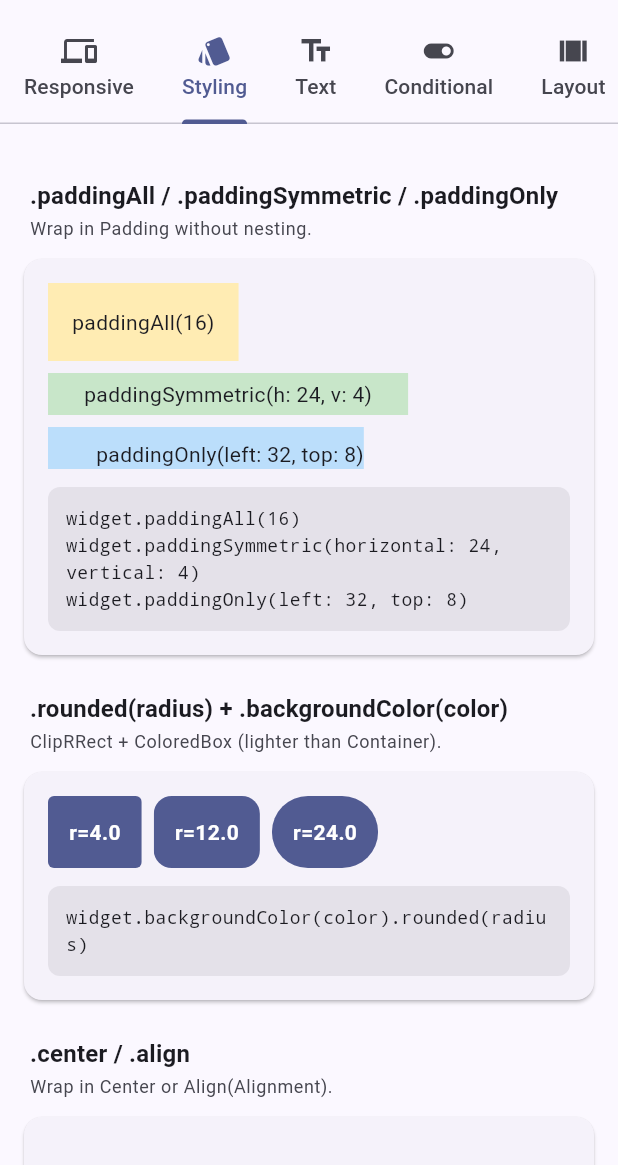
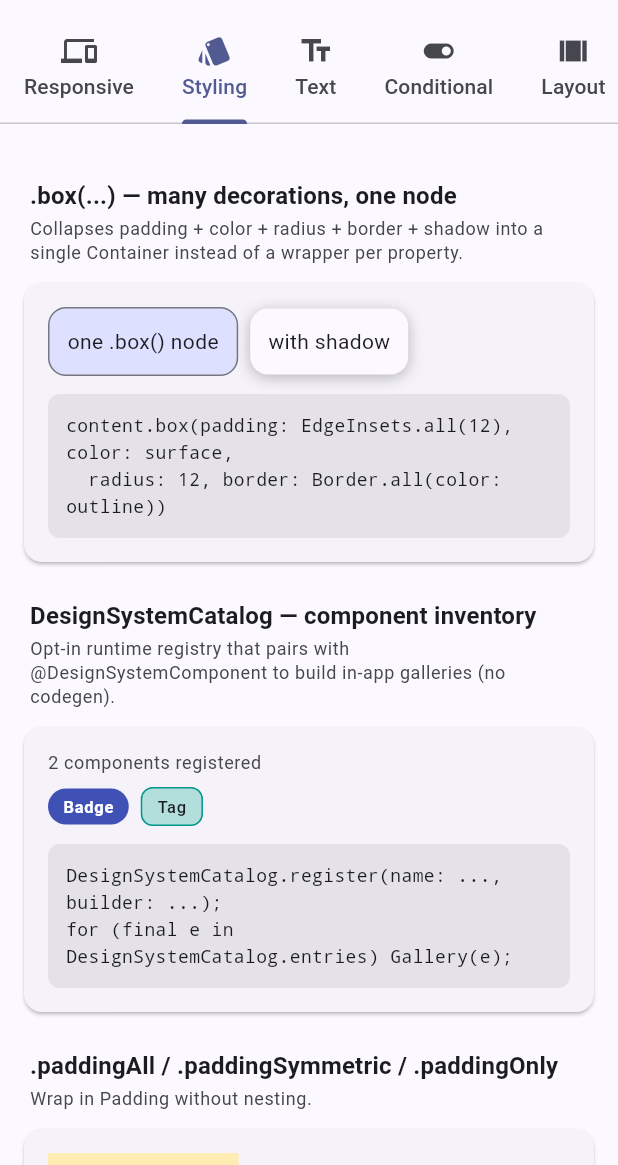
Before and after one commit to hardy716/flutter_dsl, a Flutter app: the screen it shows after launch, tab 2 chosen, on a phone screen of 412 x 824 dp, the part 71-1236 px from its top. Run offline on Flutter 3.47's test engine with Material 3 defaults, Android fonts, the phone set to English and light mode, and no system bars.

Commit message:
docs(example): showcase .box, design tokens, and catalog; refresh demo media
Wrap the example in DesignTokensScope and register catalog components; add demo
cards for .box(), a token+.box+Responsive.value card (visible in the GIF), and a
DesignSystemCatalog mini-gallery (visible in the Styling screenshot). Move the
"Why flutter_dsl?" section to the top and rewrite it around flutter_dsl's own
USP without naming competitors. Re-capture doc/demo.gif and doc/tab_styling.png.

Co-Authored-By: Claude Opus 4.7 (1M context) <noreply@anthropic.com>

```diff
--- a/example/lib/main.dart
+++ b/example/lib/main.dart
@@ -8,7 +8,38 @@
 import 'package:flutter/material.dart';
 import 'package:flutter_dsl/flutter_dsl.dart';
 
-void main() => runApp(const FlutterDslShowcase());
+void main() {
+  _registerShowcaseComponents();
+  runApp(const FlutterDslShowcase());
+}
+
+// Pairs with `@DesignSystemComponent`: registering components makes them
+// enumerable at runtime (e.g. to render an in-app gallery) — no codegen.
+void _registerShowcaseComponents() {
+  DesignSystemCatalog.register(
+    name: 'Badge',
+    category: 'feedback',
+    builder: (context) => 'Badge'
+        .labelSmall(context)
+        .fontWeight(FontWeight.bold)
+        .textColor(Colors.white)
+        .box(
+          padding: const EdgeInsets.symmetric(horizontal: 10, vertical: 4),
+          color: Colors.indigo,
+          radius: 999,
+        ),
+  );
+  DesignSystemCatalog.register(
+    name: 'Tag',
+    category: 'feedback',
+    builder: (context) => 'Tag'.labelSmall(context).box(
+          padding: const EdgeInsets.symmetric(horizontal: 10, vertical: 4),
+          color: Colors.teal.shade100,
+          radius: 8,
+          border: Border.all(color: Colors.teal),
+        ),
+  );
+}
 
 class FlutterDslShowcase extends StatelessWidget {
   const FlutterDslShowcase({super.key});
@@ -22,18 +53,21 @@ class FlutterDslShowcase extends StatelessWidget {
         colorScheme: ColorScheme.fromSeed(seedColor: Colors.indigo),
         useMaterial3: true,
       ),
-      // Wrap once so every descendant can call Responsive.* / .onMobile /
-      // .hideOnDesktop / .responsive / etc.
-      builder: (context, child) => ResponsiveScope(child: child!),
+      // Wrap once near the root: design tokens + the responsive scope (the
+      // single source of truth for breakpoints) for every descendant.
+      builder: (context, child) => DesignTokensScope(
+        tokens: const DesignTokens(),
+        child: ResponsiveScope(child: child!),
+      ),
       home: const ShowcasePage(),
     );
   }
 }
 
-/// `@ResponsiveView` is a declarative marker; pairing it with
-/// [ResponsiveStatelessWidget] makes the declared `breakpoints` take effect —
-/// the base class auto-wraps the subtree in a [ResponsiveScope] and forwards
-/// the current [ScreenSize] to [buildResponsive].
+/// `@ResponsiveView` is a documentation-only marker; pairing it with
+/// [ResponsiveStatelessWidget] makes the subtree resolve the current
+/// [ScreenSize] from the ambient [ResponsiveScope] (configured once at the app
+/// level) and forward it to [buildResponsive].
 @ResponsiveView()
 @DesignSystemComponent(name: 'ShowcasePage', category: 'screens')
 class ShowcasePage extends ResponsiveStatelessWidget {
@@ -194,6 +228,36 @@ class _ResponsiveTab extends StatelessWidget {
                         '/ extraLarge.')
                     .bodySmall(context),
           ),
+        ),
+        const _SectionHeader(
+          title: 'v1.1.0 · design tokens + .box + responsive',
+          description:
+              'A single .box() driven by DesignTokensScope and Responsive.value — resize to watch the token-based padding adapt.',
+        ),
+        Builder(
+          builder: (context) {
+            final t = DesignTokensScope.of(context);
+            final pad = Responsive.value(
+              context,
+              mobile: t.space.sm,
+              tablet: t.space.lg,
+              desktop: t.space.xl,
+            );
+            return _DemoCard(
+              code: 'final t = DesignTokensScope.of(context);\n'
+                  'content.box(\n'
+                  '  padding: EdgeInsets.all(Responsive.value(context,\n'
+                  '    mobile: t.space.sm, tablet: t.space.lg, desktop: t.space.xl)),\n'
+                  '  color: surface, radius: t.radius.lg)',
+              child: 'token-driven padding = $pad (resize me)'
+                  .bodyMedium(context)
+                  .box(
+                    padding: EdgeInsets.all(pad),
+                    color: Theme.of(context).colorScheme.primaryContainer,
+                    radius: t.radius.lg,
+                  ),
+            );
+          },
         ),
         const _SectionHeader(
           title: 'ResponsiveBuilder',
@@ -401,6 +465,53 @@ class _StylingTab extends StatelessWidget {
     return ListView(
       padding: const EdgeInsets.all(16),
       children: [
+        const _SectionHeader(
+          title: '.box(...) — many decorations, one node',
+          description:
+              'Collapses padding + color + radius + border + shadow into a single Container instead of a wrapper per property.',
+        ),
+        _DemoCard(
+          code: 'content.box(padding: EdgeInsets.all(12), color: surface,\n'
+              '  radius: 12, border: Border.all(color: outline))',
+          child: [
+            'one .box() node'.bodyMedium(context).box(
+                  padding: const EdgeInsets.all(12),
+                  color: Theme.of(context).colorScheme.primaryContainer,
+                  radius: 12,
+                  border:
+                      Border.all(color: Theme.of(context).colorScheme.outline),
+                ),
+            'with shadow'.bodyMedium(context).box(
+              padding: const EdgeInsets.all(12),
+              color: Theme.of(context).colorScheme.surface,
+              radius: 12,
+              boxShadow: const [
+                BoxShadow(
+                    blurRadius: 8,
+                    color: Colors.black26,
+                    offset: Offset(0, 2)),
+              ],
+            ),
+          ].row(spacing: 8, mainAxisAlignment: MainAxisAlignment.start),
+        ),
+        const _SectionHeader(
+          title: 'DesignSystemCatalog — component inventory',
+          description:
+              'Opt-in runtime registry that pairs with @DesignSystemComponent to build in-app galleries (no codegen).',
+        ),
+        _DemoCard(
+          code: 'DesignSystemCatalog.register(name: ..., builder: ...);\n'
+              'for (final e in DesignSystemCatalog.entries) Gallery(e);',
+          child: [
+            '${DesignSystemCatalog.entries.length} components registered'
+                .bodySmall(context)
+                .textColor(Theme.of(context).colorScheme.onSurfaceVariant),
+            [
+              for (final e in DesignSystemCatalog.entries)
+                Builder(builder: e.builder),
+            ].row(spacing: 8, mainAxisAlignment: MainAxisAlignment.start),
+          ].column(spacing: 8, crossAxisAlignment: CrossAxisAlignment.start),
+        ),
         const _SectionHeader(
           title: '.paddingAll / .paddingSymmetric / .paddingOnly',
           description: 'Wrap in Padding without nesting.',
```
Also changed, not shown: doc/demo.gif, doc/tab_styling.png, 1 other file.
